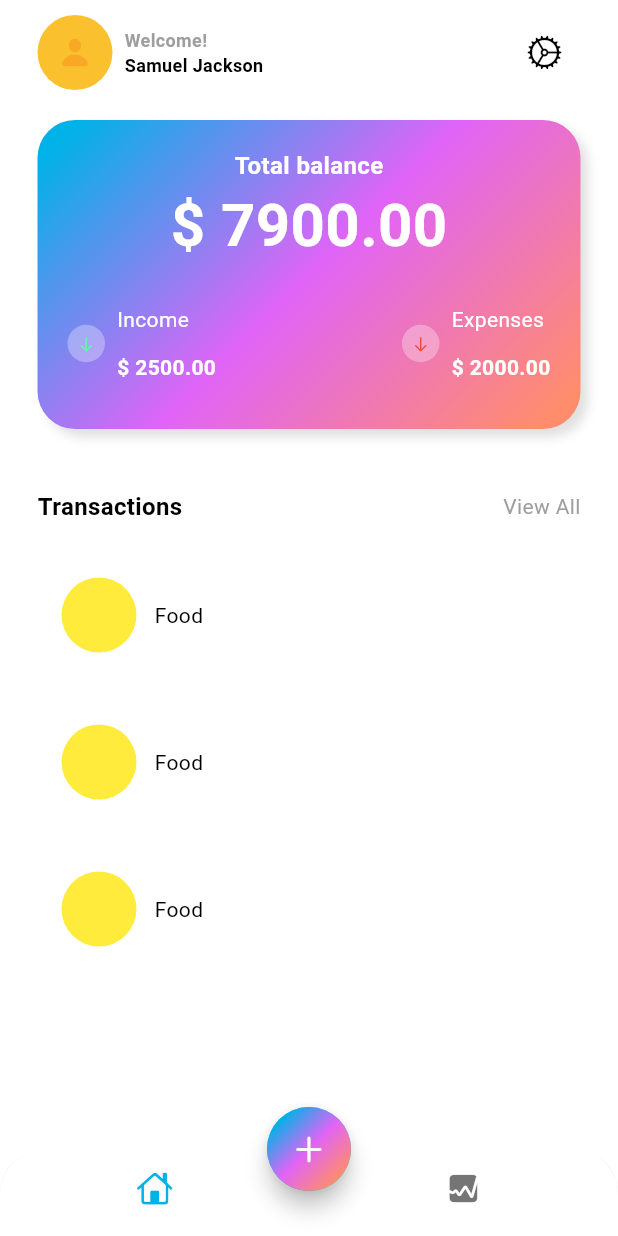
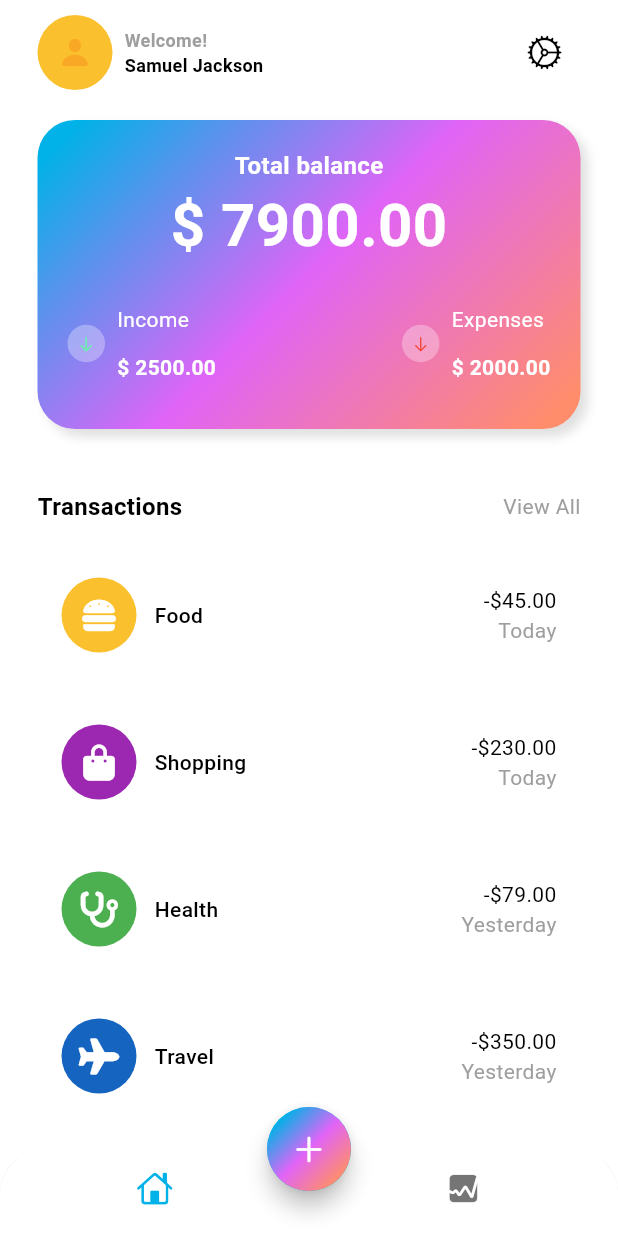
Before and after one commit to PaulMarv/expense_tracker, a Flutter app: the screen it shows after launch, on a phone screen of 412 x 824 dp. Run offline on Flutter 3.47's test engine with Material 3 defaults, Android fonts, the phone set to English and light mode, and no system bars; our stand-ins replace font_awesome_flutter.

Commit message:
main page design done

```diff
--- /dev/null
+++ b/lib/data/data.dart
@@ -0,0 +1,55 @@
+import 'package:flutter/material.dart';
+import 'package:font_awesome_flutter/font_awesome_flutter.dart';
+
+List<Map<String, dynamic>> transactionsData = [
+  {
+    'icon': const FaIcon(
+      FontAwesomeIcons.burger,
+      color: Colors.white,
+    ),
+    'name': 'Food',
+    'color': Colors.yellow.shade700,
+    'totalAmount': '-\$45.00',
+    'date': 'Today'
+  },
+  {
+    'icon': const FaIcon(
+      FontAwesomeIcons.bagShopping,
+      color: Colors.white,
+    ),
+    'name': 'Shopping',
+    'color': Colors.purple,
+    'totalAmount': '-\$230.00',
+    'date': 'Today'
+  },
+  {
+    'icon': const FaIcon(
+      FontAwesomeIcons.stethoscope,
+      color: Colors.white,
+    ),
+    'name': 'Health',
+    'color': Colors.green,
+    'totalAmount': '-\$79.00',
+    'date': 'Yesterday'
+  },
+  {
+    'icon': const FaIcon(
+      FontAwesomeIcons.plane,
+      color: Colors.white,
+    ),
+    'name': 'Travel',
+    'color': Colors.blue.shade800,
+    'totalAmount': '-\$350.00',
+    'date': 'Yesterday'
+  },
+  {
+    'icon': const FaIcon(
+      FontAwesomeIcons.book,
+      color: Colors.white,
+    ),
+    'name': 'Education',
+    'color': Colors.lime,
+    'totalAmount': '-\$1000.00',
+    'date': 'Yesterday'
+  }
+];
--- a/lib/screen/home/views/home_screen.dart
+++ b/lib/screen/home/views/home_screen.dart
@@ -1,11 +1,21 @@
 import 'dart:math';
 
 import 'package:expense_tracker/screen/home/views/main_screen.dart';
+import 'package:expense_tracker/screen/stats/stats.dart';
 import 'package:flutter/cupertino.dart';
 import 'package:flutter/material.dart';
 
-class HomeScreen extends StatelessWidget {
+class HomeScreen extends StatefulWidget {
   const HomeScreen({super.key});
+
+  @override
+  State<HomeScreen> createState() => _HomeScreenState();
+}
+
+class _HomeScreenState extends State<HomeScreen> {
+  var widgetList = [MainScreen(), StatsScreen()];
+
+  int index = 0;
 
   @override
   Widget build(BuildContext context) {
@@ -14,6 +24,9 @@ class HomeScreen extends StatelessWidget {
       bottomNavigationBar: ClipRRect(
         borderRadius: const BorderRadius.vertical(top: Radius.circular(30)),
         child: BottomNavigationBar(
+          onTap: (value) {
+            print(value);
+          },
           backgroundColor: Colors.white,
           showSelectedLabels: false,
           showUnselectedLabels: false,
--- a/lib/screen/home/views/main_screen.dart
+++ b/lib/screen/home/views/main_screen.dart
@@ -1,5 +1,6 @@
 import 'dart:math';
 
+import 'package:expense_tracker/data/data.dart';
 import 'package:flutter/cupertino.dart';
 import 'package:flutter/material.dart';
 import 'package:flutter/widgets.dart';
@@ -235,7 +236,7 @@ class MainScreen extends StatelessWidget {
             ),
             Expanded(
               child: ListView.builder(
-                itemCount: 3,
+                itemCount: transactionsData.length,
                 itemBuilder: (context, int index) {
                   return Padding(
                     padding: const EdgeInsets.only(bottom: 16.0),
@@ -247,16 +248,59 @@ class MainScreen extends StatelessWidget {
                       child: Padding(
                         padding: const EdgeInsets.all(16.0),
                         child: Row(
+                          mainAxisAlignment: MainAxisAlignment.spaceBetween,
                           children: [
-                            Container(
-                              width: 50,
-                              height: 50,
-                              decoration: const BoxDecoration(
-                                  color: Colors.yellow, shape: BoxShape.circle),
+                            Row(
+                              children: [
+                                Stack(
+                                  alignment: Alignment.center,
+                                  children: [
+                                    Container(
+                                      width: 50,
+                                      height: 50,
+                                      decoration: BoxDecoration(
+                                          color: transactionsData[index]
+                                              ['color'],
+                                          shape: BoxShape.circle),
+                                    ),
+                                    transactionsData[index]['icon'],
+                                  ],
+                                ),
+                                const SizedBox(
+                                  width: 12,
+                                ),
+                                Text(
+                                  transactionsData[index]['name'],
+                                  style: TextStyle(
+                                      fontSize: 14,
+                                      color: Theme.of(context)
+                                          .colorScheme
+                                          .onBackground,
+                                      fontWeight: FontWeight.w500),
+                                ),
+                              ],
                             ),
-                            SizedBox(width: 12,),
-                            Text(
-                              'Food'
+                            Column(
+                              crossAxisAlignment: CrossAxisAlignment.end,
+                              children: [
+                                Text(
+                                  transactionsData[index]['totalAmount'],
+                                  style: TextStyle(
+                                      fontSize: 14,
+                                      color: Theme.of(context)
+                                          .colorScheme
+                                          .onBackground,
+                                      fontWeight: FontWeight.w400),
+                                ),
+                                Text(
+                                  transactionsData[index]['date'],
+                                  style: TextStyle(
+                                      fontSize: 14,
+                                      color:
+                                          Theme.of(context).colorScheme.outline,
+                                      fontWeight: FontWeight.w400),
+                                ),
+                              ],
                             )
                           ],
                         ),
--- /dev/null
+++ b/lib/screen/stats/stats.dart
@@ -0,0 +1,10 @@
+import 'package:flutter/material.dart';
+
+class StatsScreen extends StatelessWidget {
+  const StatsScreen({super.key});
+
+  @override
+  Widget build(BuildContext context) {
+    return Container();
+  }
+}
--- a/pubspec.yaml
+++ b/pubspec.yaml
@@ -35,6 +35,8 @@ dependencies:
   # The following adds the Cupertino Icons font to your application.
   # Use with the CupertinoIcons class for iOS style icons.
   cupertino_icons: ^1.0.6
+  font_awesome_flutter: ^10.7.0
+  fl_chart: ^0.68.0
 
 dev_dependencies:
   flutter_test:
```
Also changed, not shown: pubspec.lock.
